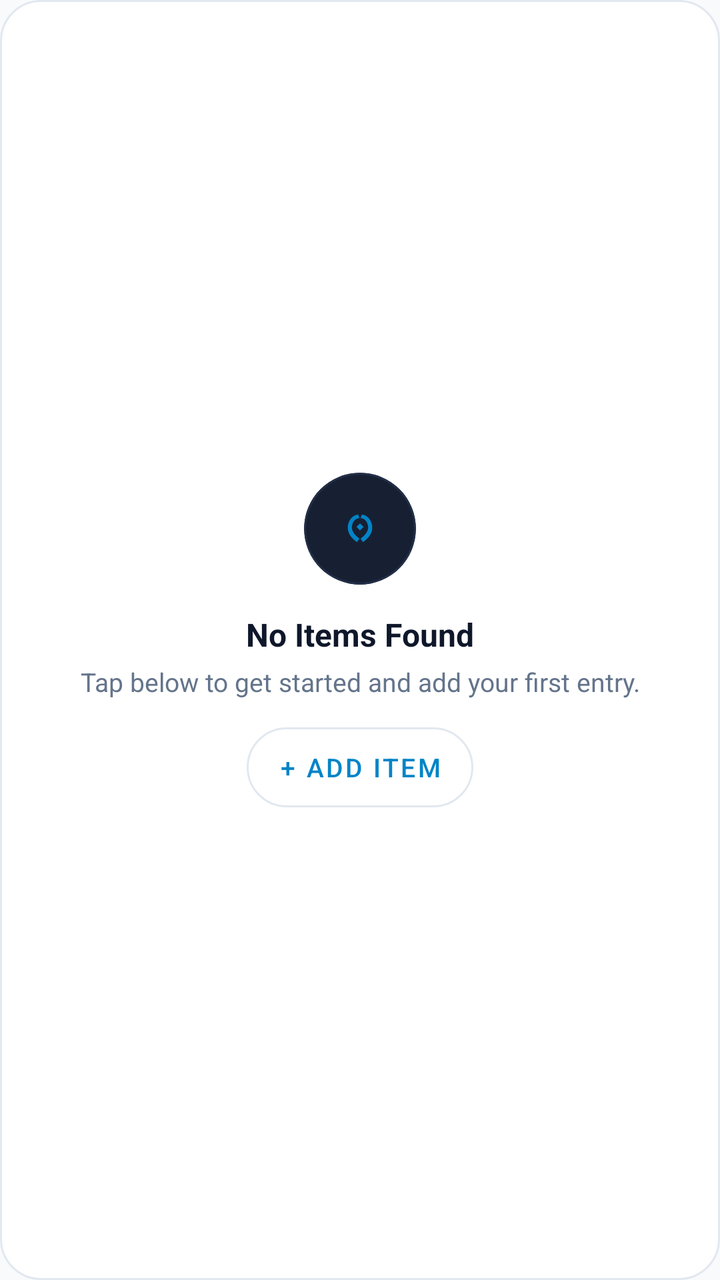
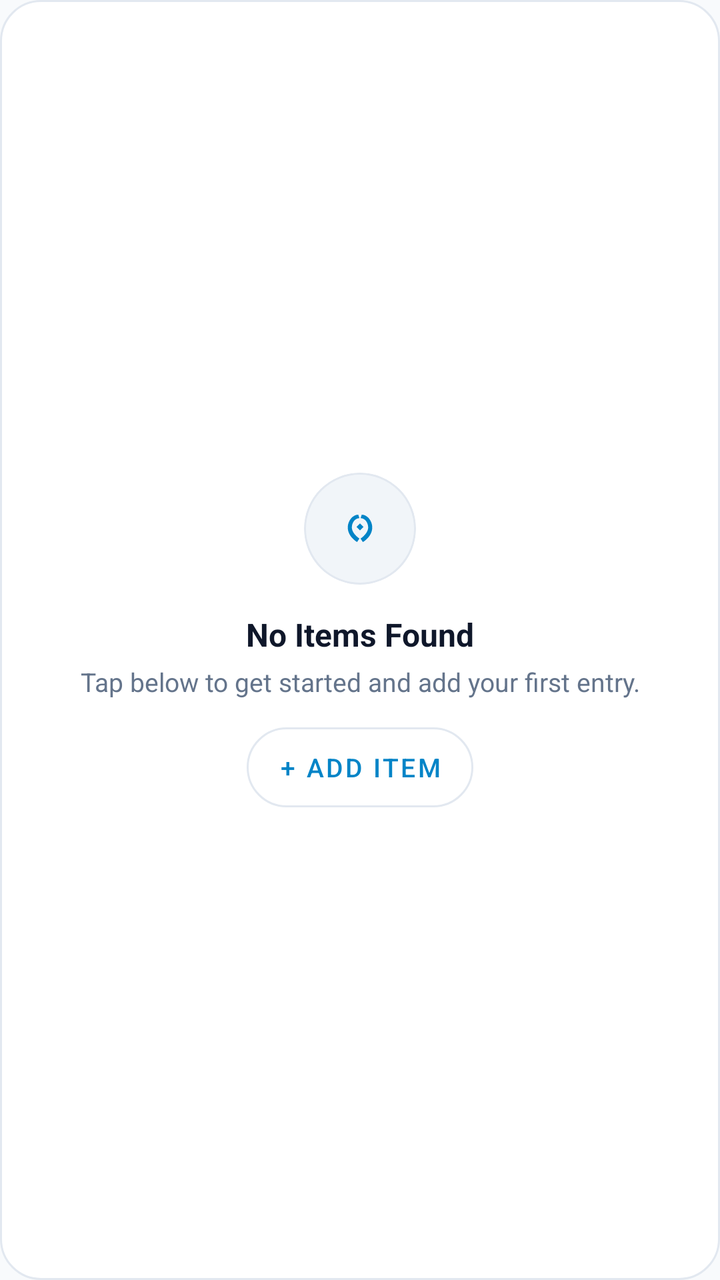

Before-and-after screenshots of an Android layout around one commit, followed by the original layout XML and the change that was made.
<!-- AndroidManifest.xml: application theme Theme.LifeSync -->
<!-- res/layout/layout_empty_state.xml -->
<?xml version="1.0" encoding="utf-8"?>
<LinearLayout xmlns:android="http://schemas.android.com/apk/res/android"
    xmlns:app="http://schemas.android.com/apk/res-auto"
    android:id="@+id/emptyStateRoot"
    android:layout_width="match_parent"
    android:layout_height="wrap_content"
    android:background="@drawable/bg_empty_state_card"
    android:gravity="center"
    android:orientation="vertical"
    android:padding="24dp">

    <com.google.android.material.card.MaterialCardView
        android:layout_width="56dp"
        android:layout_height="56dp"
        app:cardCornerRadius="28dp"
        app:cardElevation="0dp"
        app:strokeWidth="1dp"
        app:strokeColor="#232F48"
        app:cardBackgroundColor="#172033">

        <ImageView
            android:id="@+id/ivEmptyIcon"
            android:layout_width="28dp"
            android:layout_height="28dp"
            android:layout_gravity="center"
            android:src="@drawable/ic_app_logo"
            app:tint="@color/primary" />
    </com.google.android.material.card.MaterialCardView>

    <TextView
        android:id="@+id/tvEmptyTitle"
        android:layout_width="wrap_content"
        android:layout_height="wrap_content"
        android:layout_marginTop="14dp"
        android:text="No Items Found"
        android:textColor="@color/text_primary"
        android:textSize="16sp"
        android:textStyle="bold" />

    <TextView
        android:id="@+id/tvEmptySubtitle"
        android:layout_width="wrap_content"
        android:layout_height="wrap_content"
        android:layout_marginTop="4dp"
        android:gravity="center"
        android:text="Tap below to get started and add your first entry."
        android:textColor="@color/text_secondary"
        android:textSize="13sp" />

    <com.google.android.material.button.MaterialButton
        android:id="@+id/btnEmptyAction"
        style="@style/Widget.MaterialComponents.Button.OutlinedButton"
        android:layout_width="wrap_content"
        android:layout_height="40dp"
        android:layout_marginTop="14dp"
        android:insetTop="0dp"
        android:insetBottom="0dp"
        android:text="+ Add Item"
        android:textColor="@color/primary"
        android:textSize="13sp"
        app:cornerRadius="20dp"
        app:strokeColor="@color/specular_stroke" />

</LinearLayout>
<!-- resources referenced by this layout -->
<resources>
  <color name="primary">#0284C7</color>
  <color name="specular_stroke">#E2E8F0</color>
  <color name="text_primary">#0F172A</color>
  <color name="text_secondary">#64748B</color>
  <!-- drawable bg_empty_state_card (drawable) -->
  <?xml version="1.0" encoding="utf-8"?>
  <shape xmlns:android="http://schemas.android.com/apk/res/android"
      android:shape="rectangle">
      <corners android:radius="20dp" />
      <solid android:color="@color/surface" />
      <stroke
          android:width="1dp"
          android:color="@color/card_stroke" />
  </shape>
  <!-- drawable ic_app_logo: vector/xml drawable (drawable, 2101 chars, omitted) -->
  <style name="Theme.LifeSync" parent="Theme.MaterialComponents.DayNight.NoActionBar">
          <item name="colorPrimary">@color/primary</item>
          <item name="colorPrimaryVariant">@color/primary_variant</item>
          <item name="colorOnPrimary">@color/on_primary</item>
          <item name="colorSecondary">@color/secondary</item>
          <item name="colorSecondaryVariant">@color/secondary_variant</item>
          <item name="colorOnSecondary">@color/on_secondary</item>
          <item name="colorSurface">@color/surface</item>
          <item name="colorOnSurface">@color/text_primary</item>
          <item name="colorOnBackground">@color/text_primary</item>
          <item name="colorOnSurfaceVariant">@color/text_secondary</item>
          <item name="android:colorBackground">@color/background</item>
          <item name="android:windowBackground">@color/background</item>
          <item name="android:textColorPrimary">@color/text_primary</item>
          <item name="android:textColorSecondary">@color/text_secondary</item>
          <item name="android:statusBarColor">@color/background</item>
          <item name="android:windowLightStatusBar">true</item>
          <item name="android:navigationBarColor">@color/background</item>
          <item name="materialCardViewStyle">@style/CardElevationRounded</item>
          <item name="android:textViewStyle">@style/DuoRhythmTextView</item>
          <item name="android:editTextStyle">@style/DuoRhythmEditText</item>
          <item name="editTextStyle">@style/DuoRhythmEditText</item>
      </style>
  <color name="surface">#FFFFFF</color>
  <color name="card_stroke">#E2E8F0</color>
  <color name="primary_variant">#0369A1</color>
  <color name="on_primary">#FFFFFF</color>
  <color name="secondary">#7C3AED</color>
  <color name="secondary_variant">#6D28D9</color>
  <color name="on_secondary">#FFFFFF</color>
  <color name="background">#F8FAFC</color>
  <style name="CardElevationRounded" parent="Widget.MaterialComponents.CardView">
          <item name="cardCornerRadius">22dp</item>
          <item name="cardElevation">2dp</item>
          <item name="strokeWidth">1dp</item>
          <item name="strokeColor">@color/card_stroke</item>
          <item name="cardBackgroundColor">@color/surface_card</item>
      </style>
  <style name="DuoRhythmTextView" parent="android:Widget.TextView">
          <item name="android:lineSpacingExtra">2dp</item>
          <item name="android:fontFamily">sans-serif</item>
          <item name="android:includeFontPadding">true</item>
      </style>
  <style name="DuoRhythmEditText" parent="android:Widget.EditText">
          <item name="android:lineSpacingExtra">2dp</item>
          <item name="android:fontFamily">sans-serif</item>
          <item name="android:includeFontPadding">true</item>
          <item name="android:textColor">@color/text_primary</item>
          <item name="android:textColorHint">@color/text_secondary</item>
      </style>
  <color name="surface_card">#FFFFFF</color>
</resources>

<!-- the commit's change to res/layout/layout_empty_state.xml (unified diff, before → after) -->
@@ -15,8 +15,8 @@
         app:cardCornerRadius="28dp"
         app:cardElevation="0dp"
         app:strokeWidth="1dp"
-        app:strokeColor="#232F48"
-        app:cardBackgroundColor="#172033">
+        app:strokeColor="@color/card_stroke"
+        app:cardBackgroundColor="@color/surface_variant">
 
         <ImageView
             android:id="@+id/ivEmptyIcon"
<!-- resource entries referenced after the edit -->
@@ -2,6 +2,7 @@
 <resources>
   <color name="primary">#0284C7</color>
   <color name="specular_stroke">#E2E8F0</color>
+  <color name="surface_variant">#F1F5F9</color>
   <color name="text_primary">#0F172A</color>
   <color name="text_secondary">#64748B</color>
   <!-- drawable bg_empty_state_card (drawable) -->
